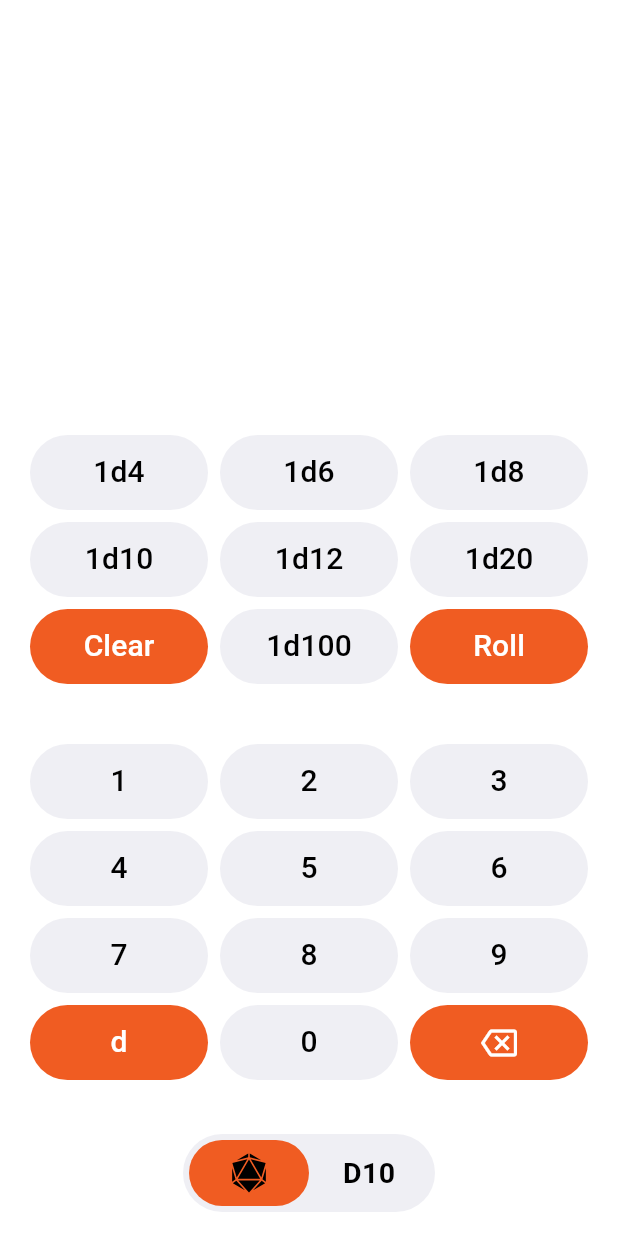
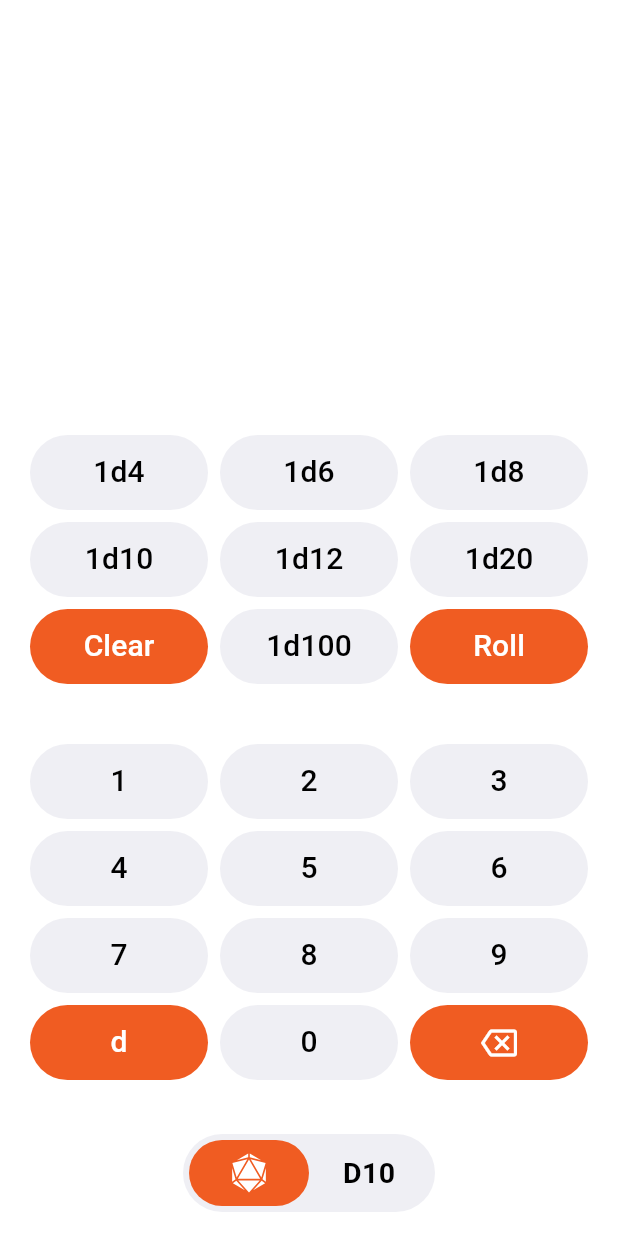
Before and after one commit to andrewmichaelpowell/makidice-linux, a Flutter app: the screen it shows after launch, on a phone screen of 412 x 824 dp. Run offline on Flutter 3.47's test engine with Material 3 defaults, Android fonts, the phone set to English and light mode, and no system bars; missing offline and left inert: window_manager.

Commit message:
Fix labels

```diff
--- a/lib/main.dart
+++ b/lib/main.dart
@@ -79,7 +79,7 @@ class _RootViewState extends State<RootView> {
                 selectedIndex: _selectedTab,
                 onSelect: (index) => setState(() => _selectedTab = index),
                 items: [
-                  ('Calculator', DiceIcon(color: labelColor)),
+                  ('Calculator', DiceIcon(color: _selectedTab == 0 ? Colors.white : labelColor)),
                   (
                     'D10',
                     Text(
@@ -87,7 +87,7 @@ class _RootViewState extends State<RootView> {
                       style: TextStyle(
                         fontSize: 19,
                         fontWeight: FontWeight.w600,
-                        color: labelColor,
+                        color: _selectedTab == 1 ? Colors.white : labelColor,
                       ),
                     ),
                   ),
```
